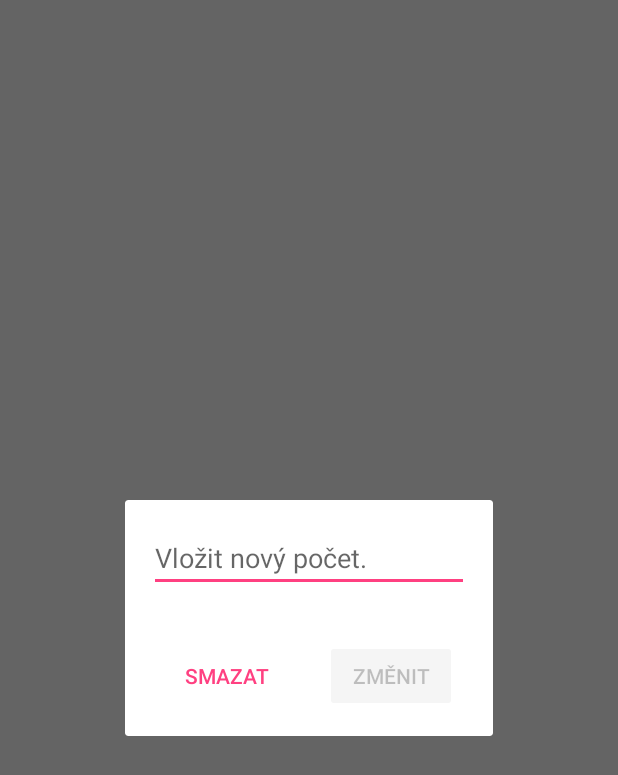
After one commit to MichalTrojek/AnalyzaProdeju, an Android app: the fragment FragmentChangeDialog shown on its own in the app's theme, on a phone screen of 412 x 824 dp. The commit adds this screen. Shown: the top 775 px of the screen. Run offline under Robolectric (Android 15) with nearby library versions, the phone set to English and light mode, and no system bars; Roboto replaces fonts that are not available here.

Commit message:
added delete/change amount

```diff
--- /dev/null
+++ b/app/src/main/java/cz/mtr/analyzaprodeju/fragments/printer/dialog/FragmentChangeDialog.java
@@ -0,0 +1,106 @@
+package cz.mtr.analyzaprodeju.fragments.printer.dialog;
+
+import android.content.Context;
+import android.os.Bundle;
+import android.text.Editable;
+import android.text.TextWatcher;
+import android.util.Log;
+import android.view.LayoutInflater;
+import android.view.View;
+import android.view.ViewGroup;
+import android.view.inputmethod.InputMethodManager;
+import android.widget.Button;
+import android.widget.EditText;
+
+import androidx.annotation.NonNull;
+import androidx.fragment.app.DialogFragment;
+
+import cz.mtr.analyzaprodeju.R;
+
+
+public class FragmentChangeDialog extends DialogFragment {
+    private static final String TAG = FragmentChangeDialog.class.getSimpleName();
+
+    public interface OnInputSelected {
+        void sendAmount(String amount);
+
+        void deleteItem();
+    }
+
+    public OnInputSelected mOnInputSelected;
+
+
+    private Button changeButton, deleteButton;
+    private EditText changeAmountEditText;
+
+
+    @NonNull
+    @Override
+    public View onCreateView(LayoutInflater inflater, ViewGroup container, Bundle savedInstanceState) {
+        View view = inflater.inflate(R.layout.fragment_change_dialog, container, false);
+        changeButton = view.findViewById(R.id.changeButton);
+        changeButton.setEnabled(false);
+        deleteButton = view.findViewById(R.id.deleteButton);
+        changeAmountEditText = view.findViewById(R.id.inputChangeAmount);
+        changeAmountEditText.addTextChangedListener(changeTextWatcher);
+
+
+        deleteButton.setOnClickListener(new View.OnClickListener() {
+            @Override
+            public void onClick(View view) {
+                mOnInputSelected.deleteItem();
+                getDialog().dismiss();
+            }
+        });
+
+
+        changeButton.setOnClickListener(new View.OnClickListener() {
+            @Override
+            public void onClick(View view) {
+                mOnInputSelected.sendAmount(changeAmountEditText.getText().toString());
+                hideKeyboard(changeAmountEditText);
+                getDialog().dismiss();
+            }
+        });
+
+
+        return view;
+    }
+
+
+    private TextWatcher changeTextWatcher = new TextWatcher() {
+        @Override
+        public void beforeTextChanged(CharSequence charSequence, int i, int i1, int i2) {
+
+        }
+
+        @Override
+        public void onTextChanged(CharSequence charSequence, int i, int i1, int i2) {
+            String amountInput = changeAmountEditText.getText().toString().trim();
+            changeButton.setEnabled(!amountInput.isEmpty());
+        }
+
+        @Override
+        public void afterTextChanged(Editable editable) {
+
+        }
+    };
+
+    private void hideKeyboard(EditText editText) {
+        InputMethodManager imm = (InputMethodManager) getActivity().getSystemService(Context.INPUT_METHOD_SERVICE);
+        imm.hideSoftInputFromWindow(editText.getWindowToken(), 0);
+    }
+
+
+    @Override
+    public void onAttach(Context context) {
+        super.onAttach(context);
+        try {
+            mOnInputSelected = (OnInputSelected) getTargetFragment();
+        } catch (ClassCastException e) {
+            Log.e(TAG, "onAttach: ClassCastException : " + e.getMessage());
+        }
+    }
+
+
+}
--- /dev/null
+++ b/app/src/main/res/layout/fragment_change_dialog.xml
@@ -0,0 +1,45 @@
+<?xml version="1.0" encoding="utf-8"?>
+<androidx.constraintlayout.widget.ConstraintLayout xmlns:android="http://schemas.android.com/apk/res/android"
+    xmlns:app="http://schemas.android.com/apk/res-auto"
+    xmlns:tools="http://schemas.android.com/tools"
+    android:layout_width="wrap_content"
+    android:layout_height="wrap_content">
+
+    <Button
+        android:id="@+id/deleteButton"
+        style="@style/Widget.AppCompat.Button.Borderless.Colored"
+        android:layout_width="wrap_content"
+        android:layout_height="wrap_content"
+        android:layout_marginStart="8dp"
+        android:layout_marginBottom="16dp"
+        android:text="SMAZAT"
+        app:layout_constraintBottom_toBottomOf="parent"
+        app:layout_constraintStart_toStartOf="@+id/inputChangeAmount"
+        app:layout_constraintTop_toTopOf="@+id/changeButton" />
+
+    <Button
+        android:id="@+id/changeButton"
+        style="@style/Widget.AppCompat.Button.Colored"
+        android:layout_width="wrap_content"
+        android:layout_height="wrap_content"
+        android:layout_marginTop="32dp"
+        android:layout_marginEnd="8dp"
+        android:text="ZMĚNIT"
+        app:layout_constraintEnd_toEndOf="@+id/inputChangeAmount"
+        app:layout_constraintTop_toBottomOf="@+id/inputChangeAmount" />
+
+    <EditText
+        android:id="@+id/inputChangeAmount"
+        android:layout_width="wrap_content"
+        android:layout_height="wrap_content"
+        android:layout_marginStart="16dp"
+        android:layout_marginTop="16dp"
+        android:layout_marginEnd="16dp"
+        android:ems="10"
+        android:hint="Vložit nový počet."
+        android:inputType="number"
+        android:maxLength="10"
+        app:layout_constraintEnd_toEndOf="parent"
+        app:layout_constraintStart_toStartOf="parent"
+        app:layout_constraintTop_toTopOf="parent" />
+</androidx.constraintlayout.widget.ConstraintLayout>
```
Also changed, not shown: app/src/main/java/cz/mtr/analyzaprodeju/fragments/printer/orders/OrdersFragment.java (+24 -1 lines), app/src/main/java/cz/mtr/analyzaprodeju/fragments/printer/orders/OrdersViewModel.java (+12 -0 lines), app/src/main/java/cz/mtr/analyzaprodeju/fragments/printer/returns/ReturnsFragment.java (+22 -1 lines), app/src/main/java/cz/mtr/analyzaprodeju/fragments/printer/returns/ReturnsViewModel.java (+10 -0 lines).
